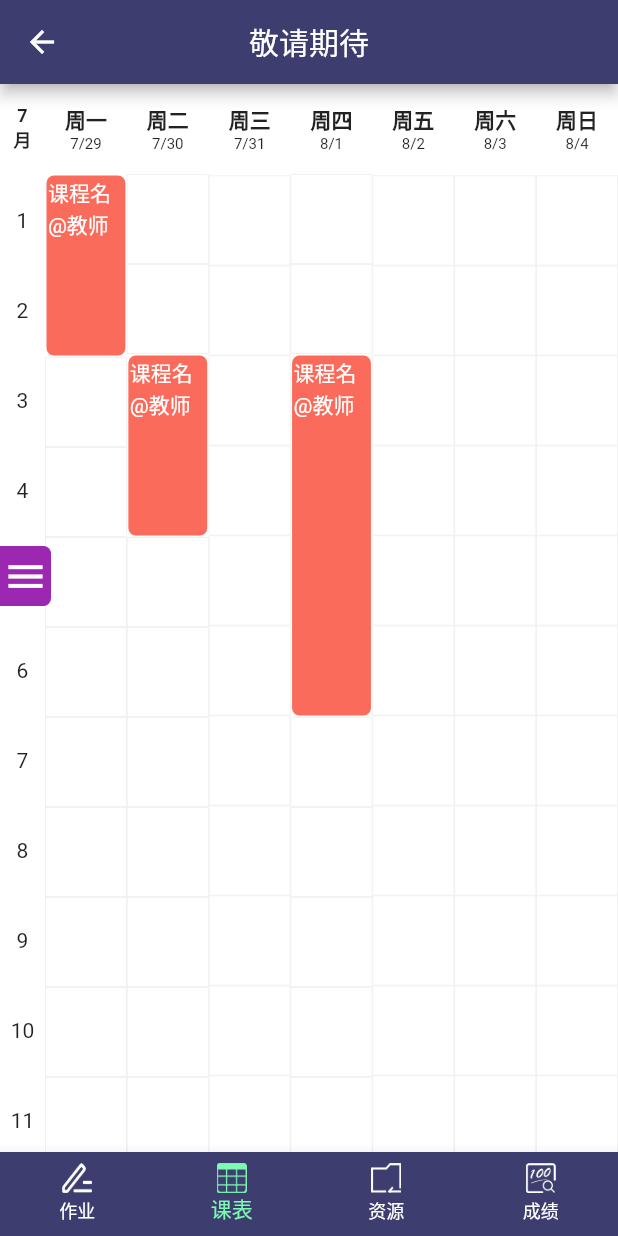
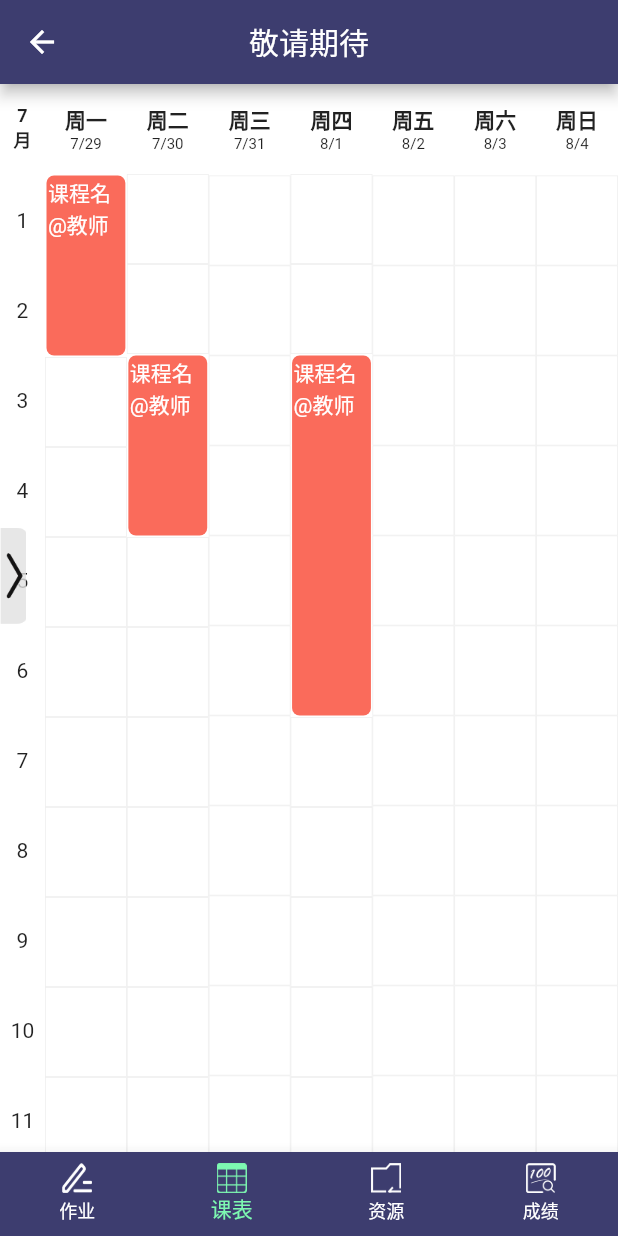
Before and after one commit to recallfuture/hblgdx, a Flutter app: the HomePage screen opened directly, item 2 of the bottom bar chosen, on a phone screen of 412 x 824 dp. Run offline on Flutter 3.47's test engine with Material 2 defaults, Android fonts, the phone set to English and light mode, and no system bars; drawn by our look-alikes of oktoast; our stand-ins replace cookie_jar, dio, flutter_html, open_file, permission_handler, shared_preferences; missing offline and left inert: downloads_path_provider, gbk2utf8; accounts and stored records are empty; generated files the repository leaves out were written again.

Commit message:
替换侧边栏打开按钮的样式

```diff
--- a/lib/pages/home_page.dart
+++ b/lib/pages/home_page.dart
@@ -81,19 +81,7 @@ class _HomePageState extends State<HomePage> {
             // IconButton有最小宽度限制，在这里不合适，换成GestureDetector
             child: GestureDetector(
               onTap: () => Scaffold.of(context).openDrawer(),
-              child: Container(
-                decoration: BoxDecoration(
-                  color: Colors.purple,
-                  borderRadius: BorderRadius.horizontal(
-                      right: Radius.circular(5)),
-                ),
-                padding: EdgeInsets.symmetric(horizontal: 2, vertical: 5),
-                child: Icon(
-                  Icons.menu,
-                  color: Colors.white,
-                  size: 30,
-                ),
-              ),
+              child: Image.asset('assets/opener.png', scale: 2,),
             ),
           ),
     );
--- a/pubspec.yaml
+++ b/pubspec.yaml
@@ -67,6 +67,7 @@ flutter:
     - assets/bg_score.jpg
     - assets/label.png
     - assets/file.png
+    - assets/opener.png
 
   # An image asset can refer to one or more resolution-specific "variants", see
   # https://flutter.dev/assets-and-images/#resolution-aware.
```
Also changed, not shown: assets/opener.png (added).
